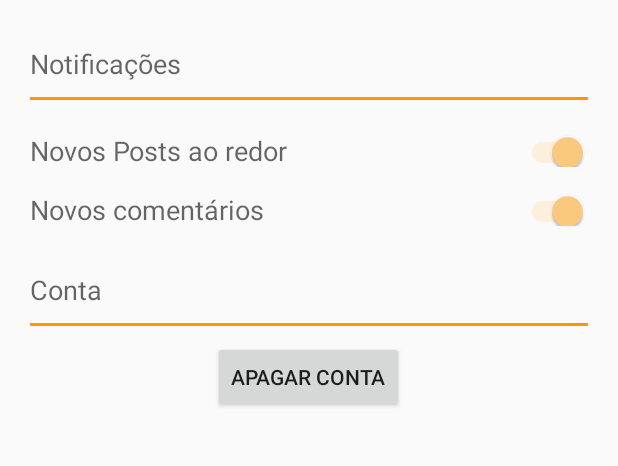
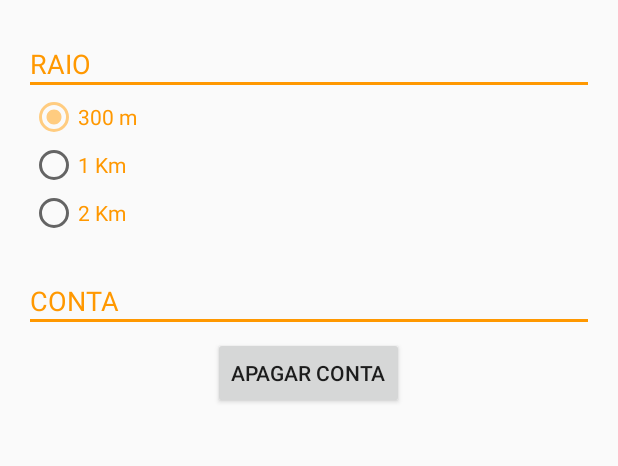
Before and after one commit to daividsimoes/Post_Around, an Android app: the fragment ConfiguracaoFragment placed in its activity, on a phone screen of 412 x 824 dp, the part 84-550 px from its top. Run offline under Robolectric (Android 15) with nearby library versions, the phone set to English and light mode, and no system bars; our stand-ins replace Picasso; libraries missing offline, so code that uses them is left out: com.facebook, retrofit.client; pictures from the network do not load; 6 statements that could not run were skipped.

```diff
--- a/app/src/main/java/postaround/tcc/inatel/br/postaround/CriarPostActivity.java
+++ b/app/src/main/java/postaround/tcc/inatel/br/postaround/CriarPostActivity.java
@@ -138,7 +138,7 @@ public class CriarPostActivity extends AppCompatActivity implements OnMapReadyCa
                     }
                 }
 
-                asyncTask.execute(new AsyncTaskArguments(path, post));
+                asyncTask.execute(new AsyncTaskArguments());
             }
         });
 
--- a/app/src/main/res/layout/fragment_configuracao.xml
+++ b/app/src/main/res/layout/fragment_configuracao.xml
@@ -17,13 +17,13 @@
 
 
         <TextView
+            android:textColor="@color/orange"
             android:layout_width="wrap_content"
             android:layout_height="wrap_content"
             android:textAppearance="?android:attr/textAppearanceMedium"
             android:text="@string/notificacao" />
 
         <View
-            android:layout_marginTop="10dp"
             android:id="@+id/divisor1"
             android:layout_width="fill_parent"
             android:layout_height="2dip"
@@ -35,47 +35,33 @@
             android:layout_width="match_parent"
             android:layout_height="wrap_content" >
 
-            <LinearLayout
-                android:orientation="horizontal"
+            <RadioGroup
                 android:layout_width="match_parent"
-                android:layout_height="wrap_content" >
+                android:layout_height="wrap_content">
+                <RadioButton
+                    android:textColor="@color/orange"
+                    android:layout_width="wrap_content"
+                    android:layout_height="wrap_content"
+                    android:text="@string/raio_um"
+                    android:id="@+id/raio_um"
+                    android:checked="true"/>
+                <RadioButton
+                    android:id="@+id/raio_dois"
+                    android:textColor="@color/orange"
+                    android:layout_width="wrap_content"
+                    android:layout_height="wrap_content"
+                    android:text="@string/raio_dois"/>
+                <RadioButton
+                    android:textColor="@color/orange"
+                    android:layout_width="wrap_content"
+                    android:layout_height="wrap_content"
+                    android:text="@string/raio_tres"
+                    android:id="@+id/raio_tres" />
+            </RadioGroup>
 
-                <TextView
-                    android:layout_width="0dp"
-                    android:layout_weight="2"
-                    android:layout_height="wrap_content"
-                    android:textAppearance="?android:attr/textAppearanceMedium"
-                    android:text="@string/novos_posts_ao_redor" />
-                <Switch
-                    android:paddingTop="20dp"
-                    android:layout_width="0dp"
-                    android:layout_height="wrap_content"
-                    android:layout_weight="1"
-                    android:id="@+id/switch_novo_post_retor"
-                    android:checked="true"/>
-            </LinearLayout>
-            <LinearLayout
-                android:orientation="horizontal"
-                android:layout_width="match_parent"
-                android:layout_height="wrap_content" >
-
-                <TextView
-                    android:layout_width="0dp"
-                    android:layout_weight="2"
-                    android:layout_height="wrap_content"
-                    android:textAppearance="?android:attr/textAppearanceMedium"
-                    android:text="@string/novos_comentarios" />
-                <Switch
-                    android:paddingTop="20dp"
-                    android:layout_width="0dp"
-                    android:layout_height="wrap_content"
-                    android:layout_weight="1"
-                    android:id="@+id/switch_novos_comentarios"
-                    android:checked="true"/>
-            </LinearLayout>
         </LinearLayout>
-
         <TextView
+            android:textColor="@color/orange"
             android:paddingTop="30dp"
             android:layout_width="wrap_content"
             android:layout_height="wrap_content"
@@ -83,7 +69,6 @@
             android:text="@string/conta" />
 
         <View
-            android:layout_marginTop="10dp"
             android:id="@+id/divisor2"
             android:layout_width="fill_parent"
             android:layout_height="2dip"
--- a/app/src/main/res/values/strings.xml
+++ b/app/src/main/res/values/strings.xml
@@ -20,8 +20,8 @@
     <string name="versao_post_around">PostAí - Versão 1.0</string>
     <string name="sobre_post_around">EXPLICAÇÃO SOBRE PostAí AQUI</string>
 
-    <string name="notificacao">Notificações</string>
-    <string name="conta">Conta</string>
+    <string name="notificacao">RAIO</string>
+    <string name="conta">CONTA</string>
 
     <string name="novos_posts_ao_redor">Novos Posts ao redor</string>
     <string name="novos_comentarios">Novos comentários</string>
@@ -62,4 +62,8 @@
     <string name="checkin">Checkin</string>
     <string name="menu_settings">Settings</string>
 
+    <string name="raio_um">300 m</string>
+    <string name="raio_dois">1 Km</string>
+    <string name="raio_tres">2 Km</string>
+
 </resources>
```
